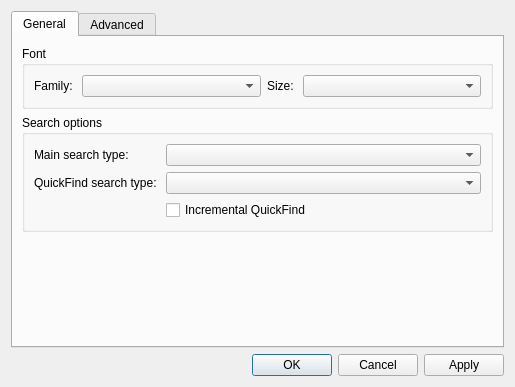
Old version of the form src/optionsdialog.ui in the repository nickbnf/glogg.
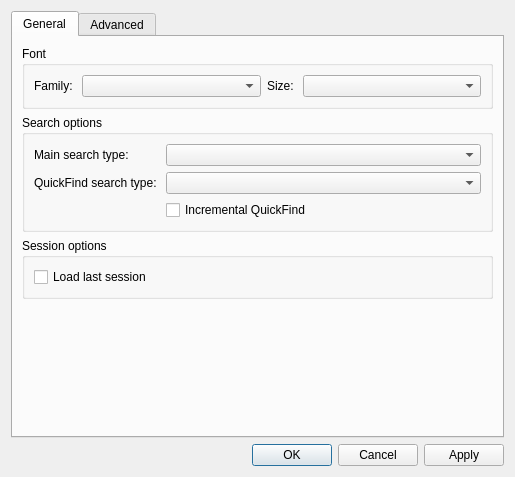
New version of the form.

Commit message: Add option to not load last session

```diff
--- a/src/optionsdialog.ui
+++ b/src/optionsdialog.ui
@@ -7,7 +7,7 @@
     <x>0</x>
     <y>0</y>
     <width>515</width>
-    <height>387</height>
+    <height>477</height>
    </rect>
   </property>
   <property name="sizePolicy">
@@ -152,6 +152,22 @@
          </layout>
         </widget>
        </item>
+       <item>
+        <widget class="QGroupBox" name="sessionBox">
+         <property name="title">
+          <string>Session options</string>
+         </property>
+         <layout class="QVBoxLayout" name="verticalLayout_6">
+          <item>
+           <widget class="QCheckBox" name="loadLastSessionCheckBox">
+            <property name="text">
+             <string>Load last session</string>
+            </property>
+           </widget>
+          </item>
+         </layout>
+        </widget>
+       </item>
        <item>
         <spacer name="verticalSpacer">
          <property name="orientation">
```
Left out of the diff: 6 changed lines with no effect on the pictures. Lines whose indentation alone changed are shown as unchanged. The commit also changes 4 other files.
